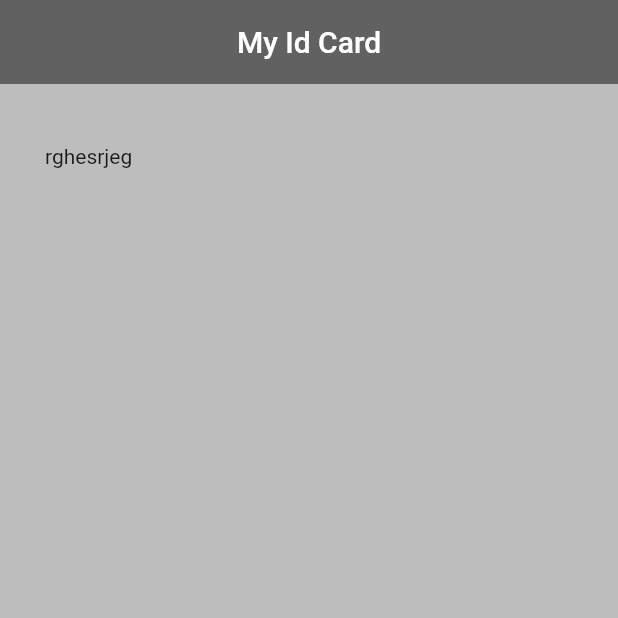
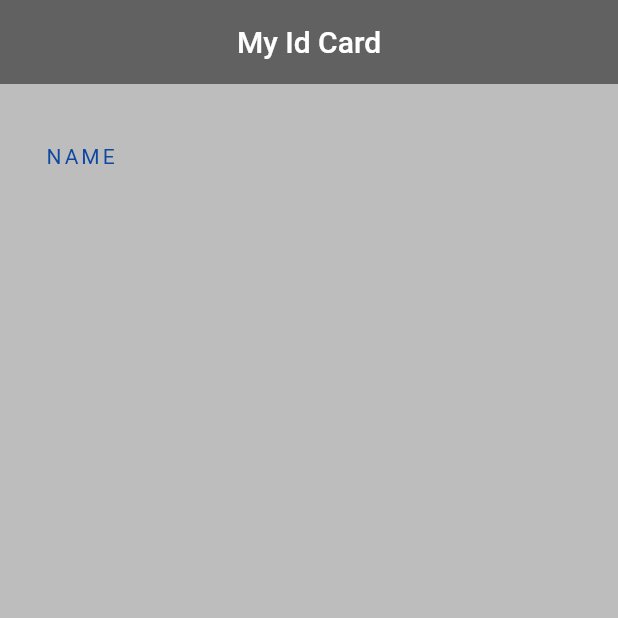
Before and after one commit to Shalika001/My_ID, a Flutter app: the screen it shows after launch, on a phone screen of 412 x 824 dp, the top half of it. Run offline on Flutter 3.47's test engine with Material 2 defaults, Android fonts, the phone set to English and light mode, and no system bars.

Commit message:
Body Text

```diff
--- a/lib/main.dart
+++ b/lib/main.dart
@@ -21,7 +21,13 @@ class MyCard extends StatelessWidget {
         padding: EdgeInsets.fromLTRB(30.0, 40.0, 30.0, 0.0),
         child: Column(
           children: <Widget>[
-            const Text("rghesrjeg"),
+            Text(
+               'NAME',
+              style: TextStyle(
+                color: Colors.blue[900],
+                letterSpacing: 2.0
+              ),
+            ),
           ],
         ),
       ),
```
